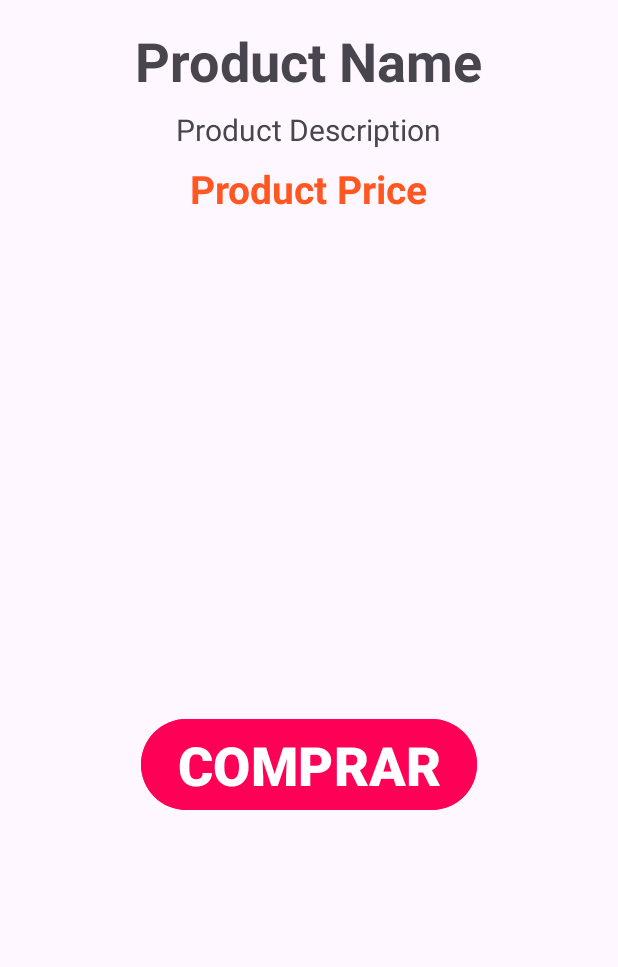
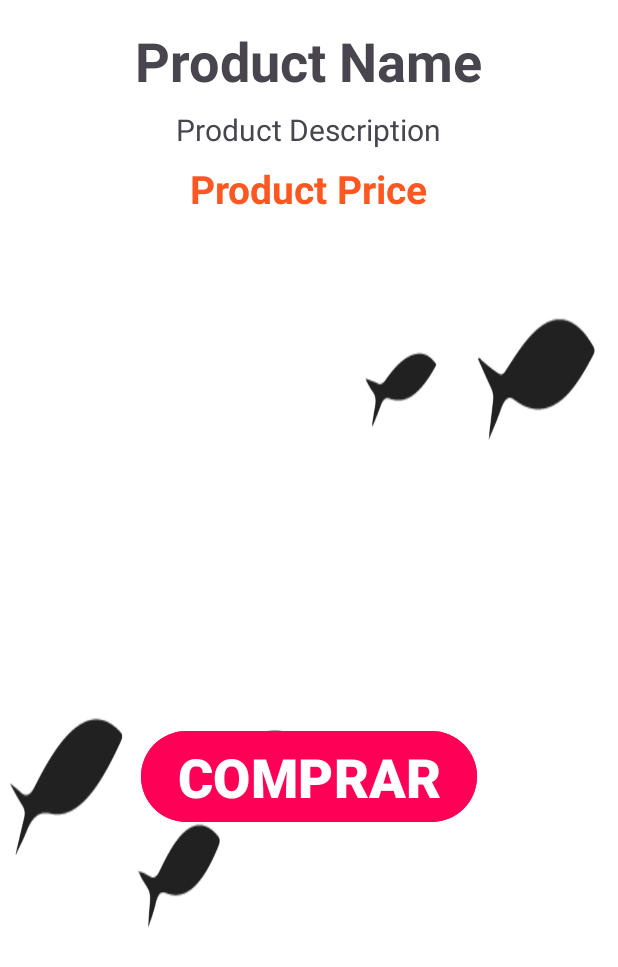
Before and after one commit to diegozen4/APP-ListProduct-KOTLIN, an Android app: the ProductDetailActivity screen opened directly, with no data from a screen before it, on a phone screen of 412 x 824 dp. Shown: the top 967 px of the screen. Run offline under Robolectric (Android 15) with nearby library versions, the light colour scheme and no system bars; network calls fail.

Commit message:
se agregó fondo en detalles de producto

```diff
--- a/app/src/main/res/layout/activity_product_detail.xml
+++ b/app/src/main/res/layout/activity_product_detail.xml
@@ -1,7 +1,8 @@
 <?xml version="1.0" encoding="utf-8"?>
 <RelativeLayout xmlns:android="http://schemas.android.com/apk/res/android"
     android:layout_width="match_parent"
-    android:layout_height="match_parent">
+    android:layout_height="match_parent"
+    android:background="@drawable/peces_compartamos">
 
     <!-- TextView para el nombre del producto -->
     <TextView
@@ -41,10 +42,10 @@
     <!-- ImageView para la imagen del producto -->
     <ImageView
         android:id="@+id/imageViewProduct"
-        android:layout_width="300dp"
-        android:layout_height="300dp"
+        android:layout_width="250dp"
+        android:layout_height="250dp"
         android:layout_below="@id/textProductPrice"
-        android:layout_marginTop="16dp"
+        android:layout_marginTop="50dp"
         android:scaleType="centerInside"
         android:layout_centerHorizontal="true"/>
 
@@ -54,7 +55,7 @@
         android:layout_width="wrap_content"
         android:layout_height="wrap_content"
         android:layout_below="@id/imageViewProduct"
-        android:layout_marginTop="16dp"
+        android:layout_marginTop="40dp"
         android:textStyle="bold"
         android:text="COMPRAR"
         android:backgroundTint="#FF0057"
```
Also changed, not shown: app/src/main/res/drawable/peces_compartamos.png (added).
